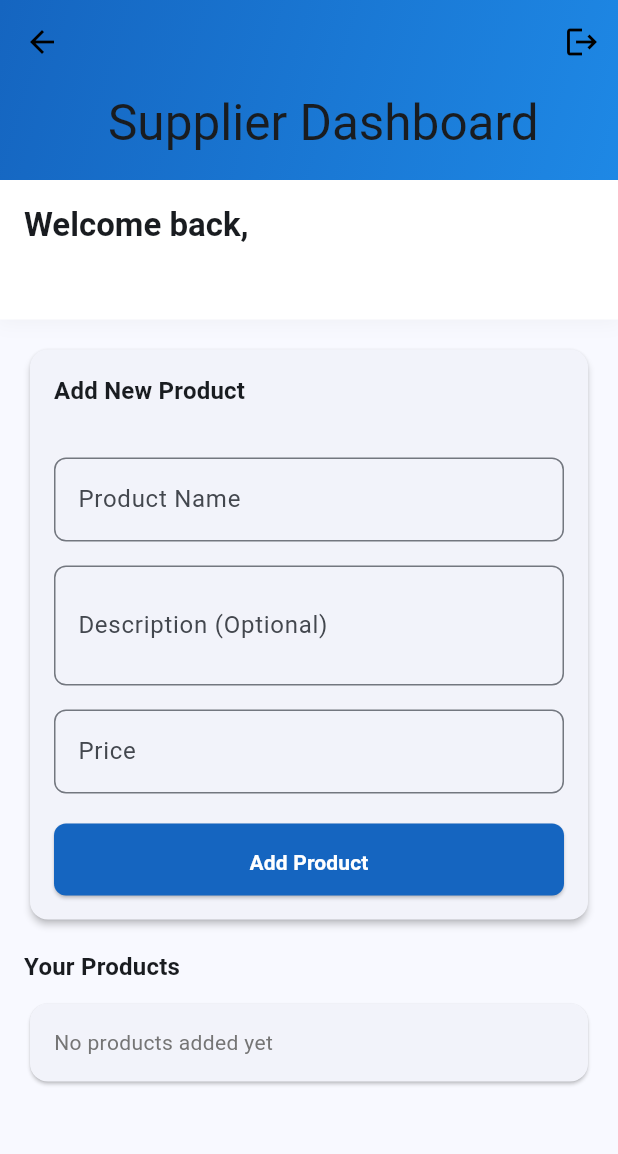
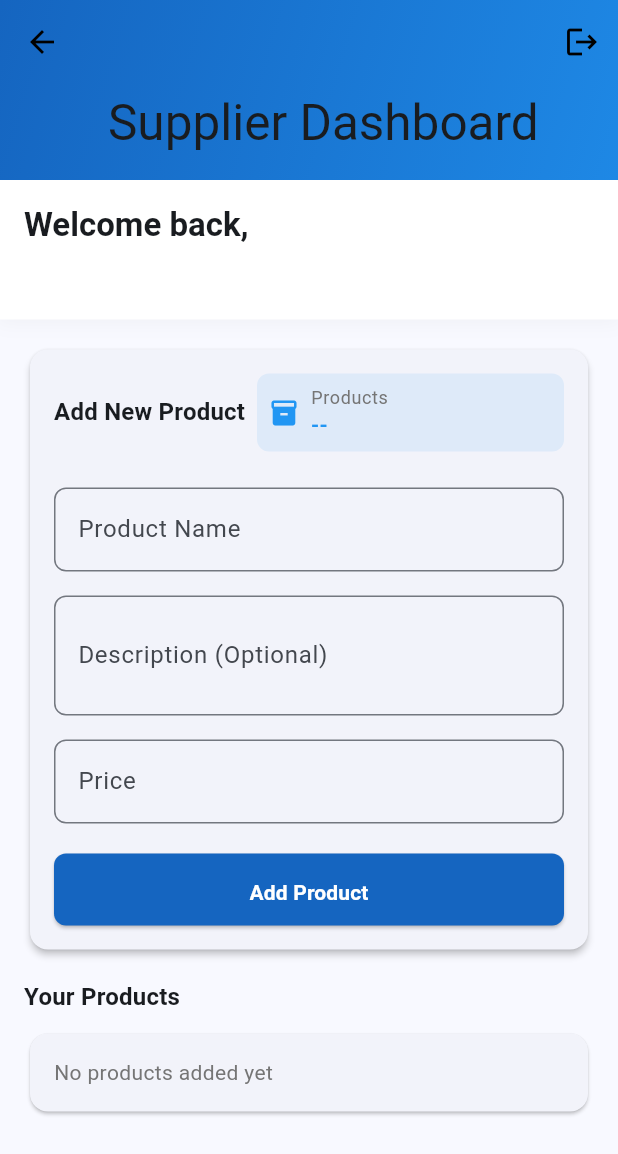
Before and after one commit to Socee-tech/flutter_project, a Flutter app: the SupplierDashboard screen opened by its route, on a phone screen of 412 x 824 dp. Shown: the top 1154 px of the screen. Run offline on Flutter 3.47's test engine with Material 3 defaults, Android fonts, the phone set to English and light mode, and no system bars; our stand-ins replace animated_text_kit, cloud_firestore, firebase_auth, firebase_core, firebase_storage, get_it and 1 more; accounts and stored records are empty; statements that could not run were skipped.

Commit message:
initial commit

```diff
--- a/lib/pages/supplier_dashboard.dart
+++ b/lib/pages/supplier_dashboard.dart
@@ -214,12 +214,12 @@ class _SupplierDashboardState extends State<SupplierDashboard> {
                       const SizedBox(height: 8),
                       // Row(
                       //   children: [
-                      //     _buildStatCard(
-                      //       context,
-                      //       'Products',
-                      //       Icons.inventory,
-                      //       Colors.blue,
-                      //     ),
+                          // _buildStatCard(
+                          //   context,
+                          //   'Products',
+                          //   Icons.inventory,
+                          //   Colors.blue,
+                          // ),
                       //     const SizedBox(width: 8),
                       //     InkWell(
                       //       onTap: () {
@@ -259,7 +259,9 @@ class _SupplierDashboardState extends State<SupplierDashboard> {
                   child: Column(
                     crossAxisAlignment: CrossAxisAlignment.start,
                     children: [
-                      Text(
+                      Row(
+                        children: [
+                          Text(
                         _editingProductId == null
                             ? "Add New Product"
                             : "Edit Product",
@@ -267,7 +269,16 @@ class _SupplierDashboardState extends State<SupplierDashboard> {
                               fontWeight: FontWeight.bold,
                             ),
                       ),
-                      const SizedBox(height: 16),
+                      const SizedBox(width: 8),
+                      _buildStatCard(
+                            context,
+                            'Products',
+                            Icons.inventory,
+                            Colors.blue,
+                          ),
+                        ],
+                      ),
+                      const SizedBox(height: 8),
                       Form(
                         key: _formKey,
                         child: Column(
```
Also changed, not shown: 4 other files.
